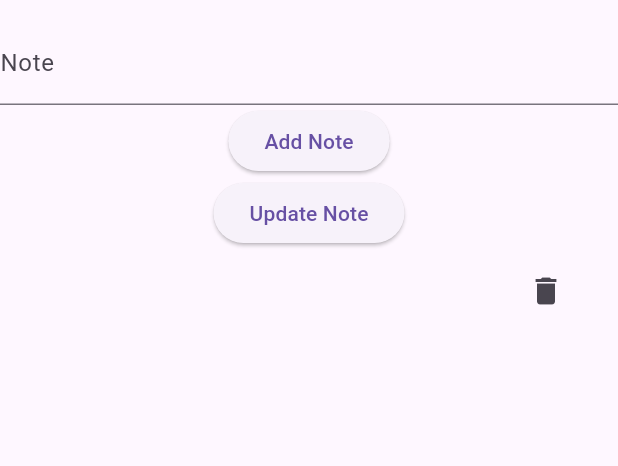
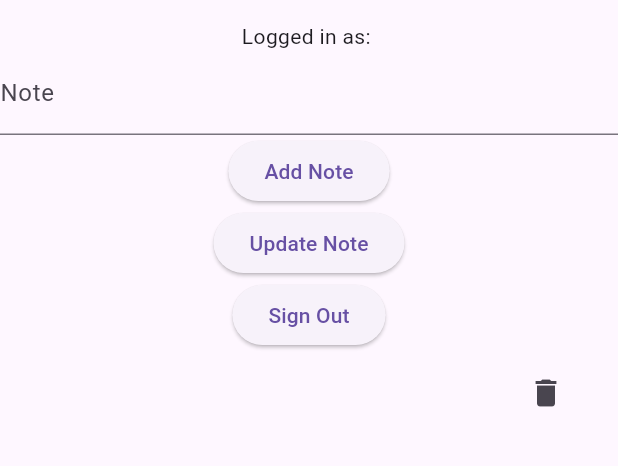
Before and after one commit to JulesOutin/App_Notes_Flutter_Firebase, a Flutter app: the NoteScreen screen opened by its route, after a tap on "Add Note", on a phone screen of 412 x 824 dp, the part 63-529 px from its top. Run offline on Flutter 3.47's test engine with Material 3 defaults, Android fonts, the phone set to English and light mode, and no system bars; our stand-ins replace cloud_firestore, firebase_auth, firebase_core; accounts and stored records are empty.

```diff
--- a/lib/main.dart
+++ b/lib/main.dart
@@ -1,10 +1,10 @@
 import 'package:flutter/material.dart';
 import 'package:firebase_core/firebase_core.dart';
-import 'package:notes/note_screen.dart';
 import 'firebase_options.dart';
 import 'signup_screen.dart';
 import 'login_screen.dart';
 import 'welcome.dart';
+import 'note_user_screen.dart';
 //
 void main() async {
   WidgetsFlutterBinding.ensureInitialized();
--- a/lib/note_screen.dart
+++ /dev/null
@@ -1,92 +0,0 @@
-import 'package:cloud_firestore/cloud_firestore.dart';
-import 'package:firebase_auth/firebase_auth.dart';
-import 'package:flutter/material.dart';
-
-
-class NoteScreen extends StatefulWidget {
-  const NoteScreen({Key? key}) : super(key: key);
-
-  @override
-  // ignore: library_private_types_in_public_api
-  _NoteScreenState createState() => _NoteScreenState();
-}
-
-class _NoteScreenState extends State<NoteScreen> {
-
-  final FirebaseAuth _auth = FirebaseAuth.instance;
-  final TextEditingController _noteController = TextEditingController();
-
-  void _addNote() {
-    FirebaseFirestore.instance.collection('notes').add({
-      'content': _noteController.text,
-      'userId': _auth.currentUser!.uid,
-    });
-  }
-
-  void _updateNote(String noteId, String newContent) {
-  FirebaseFirestore.instance.collection('notes').doc(noteId).update({
-    'content': newContent,
-  });
-  }
-
-  void _deleteNote(DocumentSnapshot note) {
-    FirebaseFirestore.instance.collection('notes').doc(note.id).delete();
-  }
-
-@override
-  Widget build(BuildContext context) {
-    return Scaffold(
-      appBar: AppBar(
-        title: const Text('Notes Page'),
-      ),
-      body: Column(
-        children: <Widget>[
-          TextField(
-            controller: _noteController,
-            decoration: const InputDecoration(labelText: 'Note'),
-          ),
-          ElevatedButton(
-            onPressed: _addNote,
-            child: const Text('Add Note'),
-          ),
-          ElevatedButton(
-          onPressed: () {
-            _updateNote('noteId', 'new content');
-          },
-          child: const Text('Update Note'),
-          ),
-          StreamBuilder<QuerySnapshot>(
-            stream: FirebaseFirestore.instance.collection('notes').snapshots(),
-            builder: (BuildContext context, AsyncSnapshot<QuerySnapshot> snapshot) {
-              if (snapshot.hasError) {
-                return const Text('Something went wrong');
-              }
-
-              if (snapshot.connectionState == ConnectionState.waiting) {
-                return const Text("Loading");
-              }
-
-              return Expanded(
-                child: ListView(
-                  children: snapshot.data!.docs.map((DocumentSnapshot document) {
-                    Map<String, dynamic> data = document.data()! as Map<String, dynamic>;
-                    return ListTile(
-                      title: Text(data['content']),
-                      trailing: IconButton(
-                        icon: const Icon(Icons.delete),
-                        onPressed: () {
-                          _deleteNote(document);
-                        },
-                      ),
-                    );
-                  }).toList(),
-                ),
-              );
-            },
-          ),
-        ],
-      ),
-    );
-  }
-
-}
--- a/lib/note_user_screen.dart
+++ b/lib/note_user_screen.dart
@@ -41,6 +41,7 @@ class _NoteScreenState extends State<NoteScreen> {
       ),
       body: Column(
         children: <Widget>[
+          Text('Logged in as: ${_auth.currentUser!.email}'),
           TextField(
             controller: _noteController,
             decoration: const InputDecoration(labelText: 'Note'),
@@ -59,7 +60,7 @@ class _NoteScreenState extends State<NoteScreen> {
           ElevatedButton(
             onPressed: () {
               _auth.signOut();
-              Navigator.pushNamed(context, '/welcome');
+              Navigator.pushNamed(context, '/');
             },
             child: const Text('Sign Out'),
           ),
--- a/lib/signup_screen.dart
+++ b/lib/signup_screen.dart
@@ -97,6 +97,7 @@ class _SignUpScreenState extends State<SignUpScreen> {
                             content: Text('Successfully signed up'),
                           ),
                         );
+                        Navigator.pushNamed(context, '/login');
                       } on FirebaseAuthException catch (e) {
                         ScaffoldMessenger.of(context).showSnackBar(
                           SnackBar(
```
Also changed, not shown: lib/notes_page.dart (deleted, +0 -99 lines), lib/welcome.dart (+1 -7 lines).
